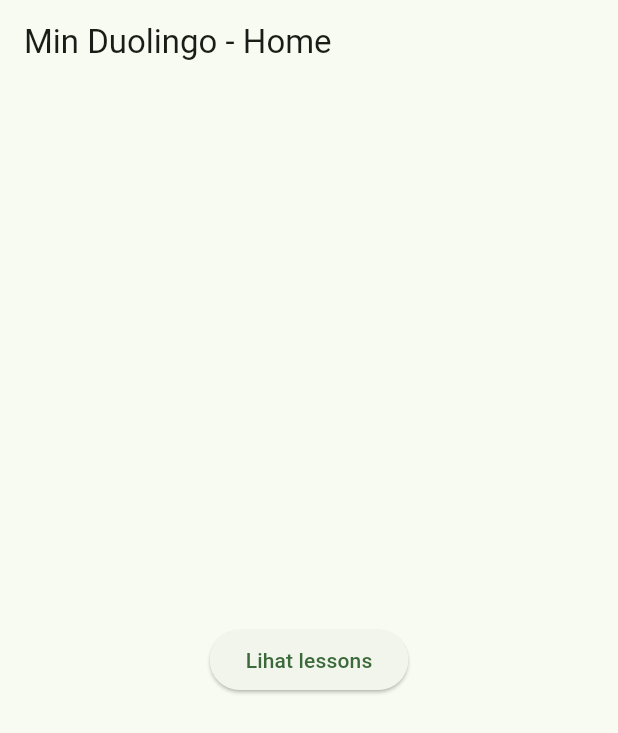
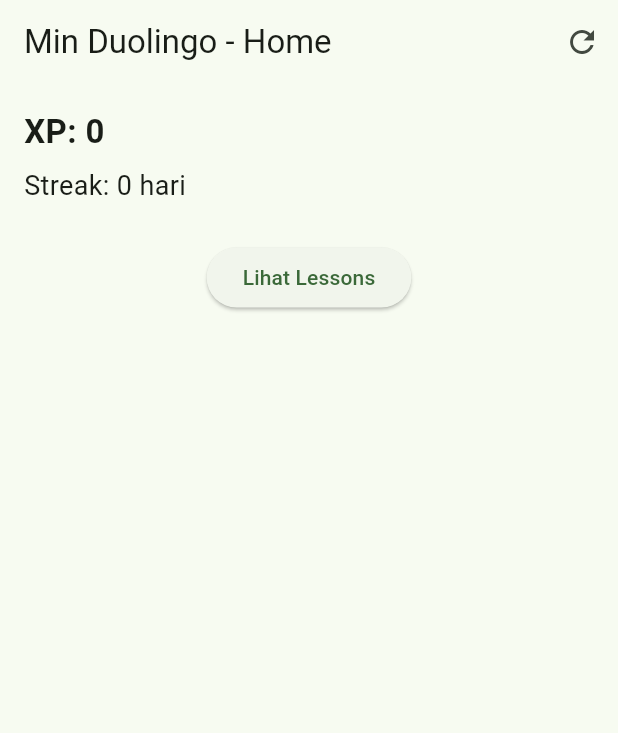
Before and after one commit to r021n/mini_duolingo, a Flutter app: the screen it shows after launch, on a phone screen of 412 x 824 dp. Shown: the top 733 px of the screen. Run offline on Flutter 3.47's test engine with Material 3 defaults, Android fonts, the phone set to English and light mode, and no system bars; our stand-ins replace flutter_riverpod, go_router, shared_preferences.

Commit message:
feat: enhance user progress tracking in exercise and lesson pages

```diff
--- a/lib/features/home/presentation/home_page.dart
+++ b/lib/features/home/presentation/home_page.dart
@@ -1,20 +1,68 @@
 import 'package:flutter/material.dart';
+import 'package:flutter_riverpod/flutter_riverpod.dart';
 import 'package:go_router/go_router.dart';
+import 'package:mini_duolingo/data/user_progress_providers.dart';
 
-class HomePage extends StatelessWidget {
+class HomePage extends ConsumerWidget {
   const HomePage({super.key});
 
   @override
-  Widget build(BuildContext context) {
+  Widget build(BuildContext context, WidgetRef ref) {
+    final progressAsync = ref.watch(userProgressProvider);
+
     return Scaffold(
-      appBar: AppBar(title: const Text('Min Duolingo - Home')),
-      body: Center(
-        child: ElevatedButton(
-          onPressed: () {
-            context.go('/lessons');
-          },
-          child: const Text('Lihat lessons'),
-        ),
+      appBar: AppBar(
+        title: const Text('Min Duolingo - Home'),
+        actions: [
+          IconButton(
+            icon: const Icon(Icons.refresh),
+            tooltip: 'Reset Progress',
+            onPressed: () async {
+              await ref.read(userProgressProvider.notifier).resetProgress();
+              if (context.mounted) {
+                ScaffoldMessenger.of(context).showSnackBar(
+                  const SnackBar(content: Text('Progress di-reset')),
+                );
+              }
+            },
+          ),
+        ],
+      ),
+      body: progressAsync.when(
+        data: (progress) {
+          return Padding(
+            padding: const EdgeInsets.all(16),
+            child: Column(
+              crossAxisAlignment: CrossAxisAlignment.start,
+              children: [
+                Text(
+                  'XP: ${progress.totalXp}',
+                  style: const TextStyle(
+                    fontSize: 22,
+                    fontWeight: FontWeight.bold,
+                  ),
+                ),
+                const SizedBox(height: 8),
+                Text(
+                  'Streak: ${progress.currentStreak} hari',
+                  style: const TextStyle(fontSize: 18),
+                ),
+                const SizedBox(height: 24),
+                Center(
+                  child: ElevatedButton(
+                    onPressed: () {
+                      context.go('/lessons');
+                    },
+                    child: const Text('Lihat Lessons'),
+                  ),
+                ),
+              ],
+            ),
+          );
+        },
+        loading: () => const Center(child: CircularProgressIndicator()),
+        error: (error, stack) =>
+            Center(child: Text('Gagal memuat progress: $error')),
       ),
     );
   }
```
Also changed, not shown: lib/features/exercise/presentation/exercise_page.dart (+16 -0 lines), lib/features/lesson/presentation/lesson_list_page.dart (+15 -0 lines).
